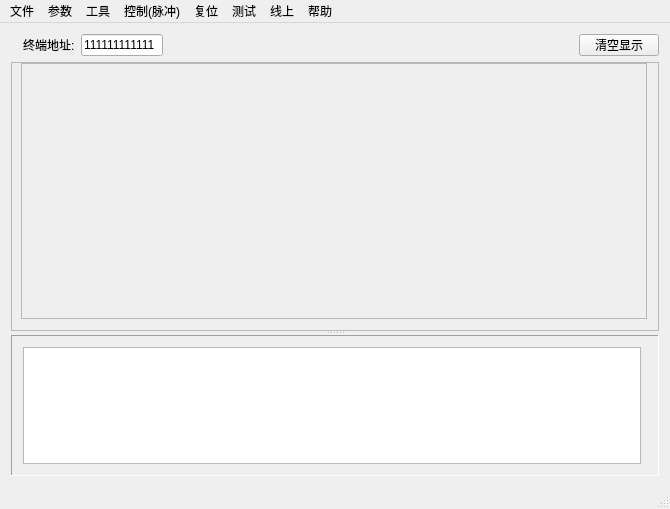
qwerttqq95/698SP_CL, file mainwindow.ui: the form before one commit.
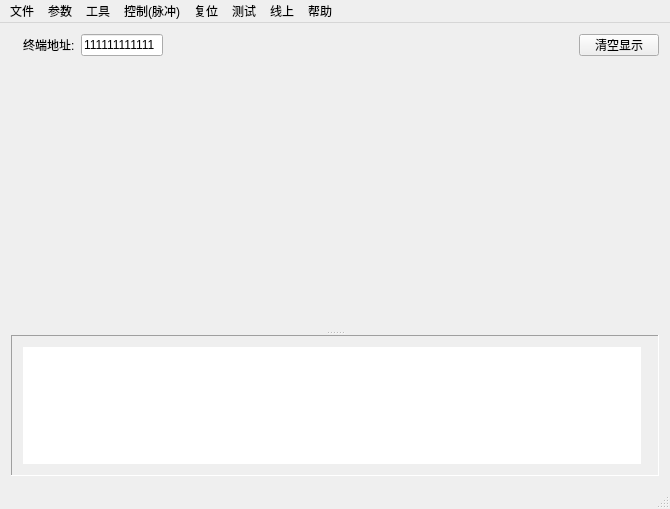
The form after the commit. Icons and pictures are not drawn.

```diff
--- a/mainwindow.ui
+++ b/mainwindow.ui
@@ -164,7 +164,7 @@
       </property>
       <widget class="QFrame" name="frame_2">
        <property name="frameShape">
-        <enum>QFrame::StyledPanel</enum>
+        <enum>QFrame::NoFrame</enum>
        </property>
        <property name="frameShadow">
         <enum>QFrame::Raised</enum>
@@ -182,7 +182,7 @@
         <item>
          <widget class="QMdiArea" name="mdiArea">
           <property name="frameShape">
-           <enum>QFrame::StyledPanel</enum>
+           <enum>QFrame::NoFrame</enum>
           </property>
           <property name="frameShadow">
            <enum>QFrame::Sunken</enum>
@@ -223,7 +223,7 @@
         <item>
          <widget class="QTableWidget" name="tableWidget">
           <property name="frameShape">
-           <enum>QFrame::StyledPanel</enum>
+           <enum>QFrame::NoFrame</enum>
           </property>
           <property name="frameShadow">
            <enum>QFrame::Sunken</enum>
```
